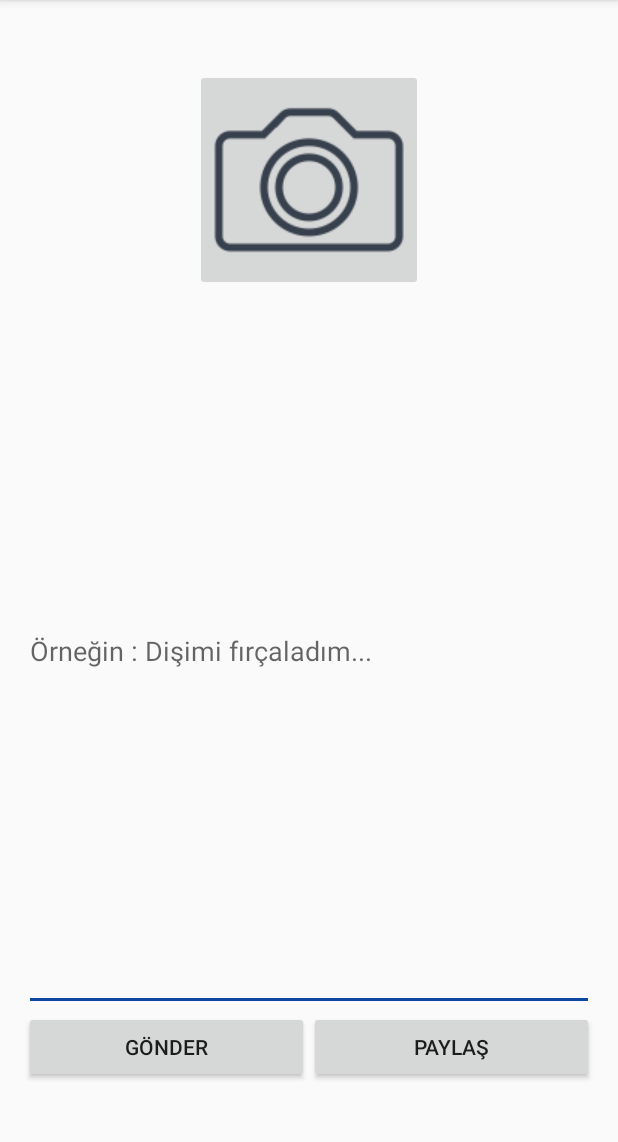
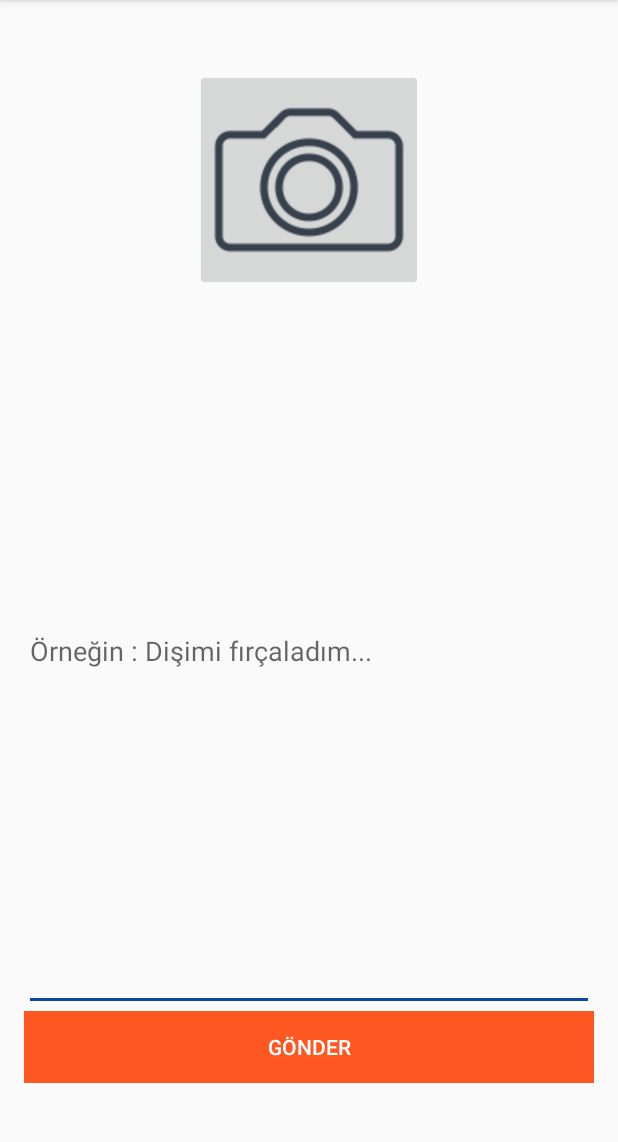
Before and after one commit to okanaydin/to-win-list, an Android app: the ReportActivity screen opened directly, with no data from a screen before it, on a phone screen of 412 x 824 dp, the part 84-1226 px from its top. Run offline under Robolectric (Android 15) with nearby library versions, the phone set to English and light mode, and no system bars.

Commit message:
Hata düzeltmeleri yapıldı

```diff
--- a/app/src/main/java/xyz/oguzcelik/towinlist/ReportActivity.java
+++ b/app/src/main/java/xyz/oguzcelik/towinlist/ReportActivity.java
@@ -50,9 +50,12 @@ public class ReportActivity extends AppCompatActivity {
             @Override
             public void onClick(View v) {
                 Intent cameraIntent = new Intent(MediaStore.ACTION_IMAGE_CAPTURE);
+
                 if(cameraIntent.resolveActivity(getPackageManager()) != null) {
                     File photoFile = new File(Environment.getExternalStorageDirectory()
                             +File.separator + "towinlist" + File.separator + jobTag + ".jpg");
+
+
                     cameraIntent.putExtra(MediaStore.EXTRA_OUTPUT,Uri.fromFile(photoFile));
                     int permissionCheck = ContextCompat.checkSelfPermission(getApplicationContext()
                             , Manifest.permission.WRITE_EXTERNAL_STORAGE);
@@ -111,8 +114,6 @@ public class ReportActivity extends AppCompatActivity {
 
     }
 
-
-
     @Override
     protected void onActivityResult(int requestCode,int resultCode,Intent data) {
         if(requestCode == REQUEST_IMAGE_CAPTURE && resultCode == RESULT_OK) {
--- a/app/src/main/res/layout/activity_report.xml
+++ b/app/src/main/res/layout/activity_report.xml
@@ -35,12 +35,9 @@
             android:text="Gönder"
             android:id="@+id/btnSend"
             android:layout_width="0dp"
+            android:background="@color/colorPrimary"
             android:layout_weight="1"
-            android:layout_height="wrap_content" />
-        <Button
-            android:text="Paylaş"
-            android:layout_width="0dp"
-            android:layout_weight="1"
+            android:textColor="#FFFFFF"
             android:layout_height="wrap_content" />
 
     </LinearLayout>
--- a/app/src/main/res/layout/alert_dialog.xml
+++ b/app/src/main/res/layout/alert_dialog.xml
@@ -24,12 +24,17 @@
             android:id="@+id/positiveBtn"
             android:layout_width="0dp"
             android:layout_weight="1"
+            android:background="@color/colorPrimary"
+            android:textColor="#FFFFFF"
             android:layout_height="wrap_content" />
         <Button
             android:text="Reddet"
             android:id="@+id/negativeBtn"
             android:layout_width="0dp"
             android:layout_weight="1"
+            android:layout_marginLeft="10dp"
+            android:background="@color/colorPrimary"
+            android:textColor="@color/white"
             android:layout_height="wrap_content" />
 
     </LinearLayout>
```
Also changed, not shown: app/src/main/res/layout/activity_login.xml (+8 -0 lines).
